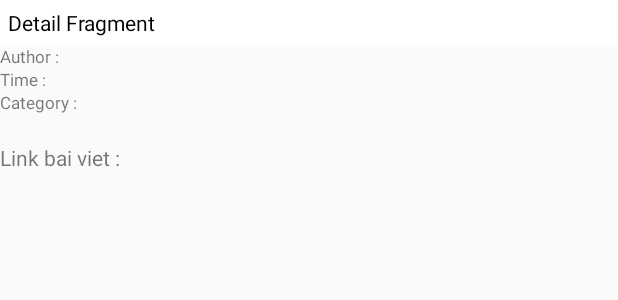
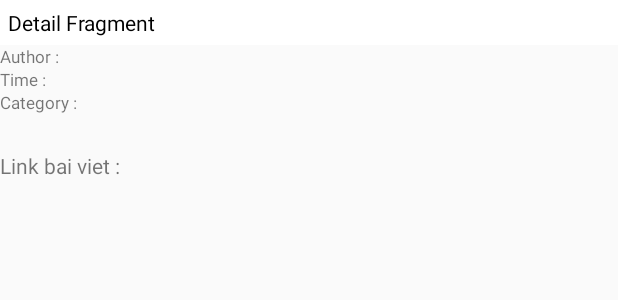
Before and after one commit to huyquyet/RSS_2, an Android app: the layout fragment_detail_post.xml on its own in the app's theme, with its tools: preview values and no code run, on a phone screen of 412 x 824 dp. Shown: the top 300 px of the screen. Run offline under Robolectric (Android 15) with nearby library versions, the phone set to English and light mode, and no system bars; network calls fail.

Commit message:
Open link in detail Post, Scroll List view

```diff
--- a/app/src/main/java/framgia/vn/readrss/activity/MainActivity.java
+++ b/app/src/main/java/framgia/vn/readrss/activity/MainActivity.java
@@ -32,8 +32,6 @@ import framgia.vn.readrss.models.LinkUrl;
 import framgia.vn.readrss.models.ListData;
 import framgia.vn.readrss.stringInterface.ConstDB;
 import framgia.vn.readrss.stringInterface.Url;
-
-;
 
 public class MainActivity extends AppCompatActivity
         implements NavigationView.OnNavigationItemSelectedListener, ConstDB, Url {
--- a/app/src/main/java/framgia/vn/readrss/controller/AdapterListPost.java
+++ b/app/src/main/java/framgia/vn/readrss/controller/AdapterListPost.java
@@ -33,10 +33,12 @@ public class AdapterListPost extends ArrayAdapter<Data> {
         TextView textViewTitle = (TextView) convertView.findViewById(R.id.textView_title);
         TextView textViewDate = (TextView) convertView.findViewById(R.id.textView_date);
         TextView textViewCategory = (TextView) convertView.findViewById(R.id.textView_category);
-        String category = "";
+        TextView textViewStt = (TextView) convertView.findViewById(R.id.textView_stt);
+        StringBuilder category = new StringBuilder();
         for (String data : item.getArrayListCategory()) {
-            category += (data + " - ");
+            category.append(data).append(" - ");
         }
+        textViewStt.setText(String.valueOf(position + 1));
         textViewTitle.setText(item.getTitle());
         textViewDate.setText(item.getPubDate());
         textViewCategory.setText(category);
--- a/app/src/main/java/framgia/vn/readrss/controller/Database.java
+++ b/app/src/main/java/framgia/vn/readrss/controller/Database.java
@@ -149,7 +149,7 @@ public final class Database implements ConstDB {
         result.setCategory(category);
         Data post;
         String limit = start + "," + number;
-        mCursor = sqLiteDatabase.query(TBL_POST, null, COL_POST_CATEGORY + " = ?", new String[]{category}, null, null, COL_POST_ID, "20");
+        mCursor = sqLiteDatabase.query(TBL_POST, null, COL_POST_CATEGORY + " = ?", new String[]{category}, null, null, COL_POST_ID, limit);
         mCursor.moveToFirst();
         while (!mCursor.isAfterLast()) {
             post = new Data();
@@ -189,7 +189,6 @@ public final class Database implements ConstDB {
         if (mCursor == null || mCursor.getCount() <= 0) return false;
         mCursor.close();
         return true;
-
     }
 
     private void insertDataCategoryPost(SQLiteDatabase database) {
@@ -273,7 +272,7 @@ public final class Database implements ConstDB {
     private void insertDataInformation(SQLiteDatabase sqLiteDatabase, Information data) {
         ContentValues values = setContentValuesInformation(data);
         long check = sqLiteDatabase.insert(TBL_INFORMATION, null, values);
-        if (check == -1) {
+        if (check == INSERT_ERROR) {
             Toast.makeText(mContext, "Error insert data Information !", Toast.LENGTH_SHORT).show();
             values.clear();
         } else {
--- a/app/src/main/res/layout/custom_list_post.xml
+++ b/app/src/main/res/layout/custom_list_post.xml
@@ -5,6 +5,11 @@
     android:orientation="vertical"
     android:paddingBottom="@dimen/custom_list_post_padding"
     android:paddingTop="@dimen/custom_list_post_padding">
+
+    <TextView
+        android:id="@+id/textView_stt"
+        android:layout_width="match_parent"
+        android:layout_height="wrap_content" />
 
     <TextView
         android:id="@+id/textView_title"
--- a/app/src/main/res/layout/fragment_detail_post.xml
+++ b/app/src/main/res/layout/fragment_detail_post.xml
@@ -11,7 +11,7 @@
         android:background="@android:color/white"
         android:gravity="left"
         android:paddingBottom="@dimen/text_horizontal_padding"
-        android:paddingStart="@dimen/text_horizontal_padding"
+        android:paddingLeft="@dimen/text_horizontal_padding"
         android:paddingTop="@dimen/text_horizontal_padding"
         android:text="@string/fragment_detail_post_text"
         android:textColor="@android:color/black" />
@@ -92,6 +92,12 @@
                     android:textSize="@dimen/fragment_detail_post_category_textSize" />
             </LinearLayout>
 
+            <ImageView
+                android:id="@+id/imageView_fragment_detail_post_enclosure"
+                android:layout_width="wrap_content"
+                android:layout_height="wrap_content"
+                android:layout_gravity="center" />
+
             <TextView
                 android:id="@+id/textView_fragment_detail_post_description"
                 android:layout_width="match_parent"
@@ -101,35 +107,30 @@
             <LinearLayout
                 android:layout_width="match_parent"
                 android:layout_height="wrap_content"
-                android:orientation="horizontal">
+                android:layout_marginTop="@dimen/activity_horizontal_margin"
+                android:orientation="vertical">
 
                 <TextView
                     android:id="@+id/textView_fragment_detail_post_link_title"
-                    android:layout_width="0dp"
+                    android:layout_width="wrap_content"
                     android:layout_height="wrap_content"
-                    android:layout_weight="1"
-                    android:text="@string/fragment_detail_post_link_title" />
+                    android:text="@string/fragment_detail_post_link_title"
+                    android:textSize="@dimen/fragment_detail_post_link_title_textSize" />
 
                 <TextView
                     android:id="@+id/textView_fragment_detail_post_link"
                     android:layout_width="match_parent"
                     android:layout_height="wrap_content"
                     android:gravity="left"
-                    android:textColor="@android:color/holo_blue_dark" />
+                    android:textColor="@android:color/holo_blue_dark"
+                    android:textSize="@dimen/fragment_detail_post_link_textSize" />
             </LinearLayout>
-
 
             <TextView
                 android:id="@+id/textView_fragment_detail_post_guid"
                 android:layout_width="match_parent"
                 android:layout_height="wrap_content"
                 android:gravity="center" />
-
-            <ImageView
-                android:id="@+id/imageView_fragment_detail_post_enclosure"
-                android:layout_width="wrap_content"
-                android:layout_height="wrap_content"
-                android:layout_gravity="center" />
         </LinearLayout>
     </ScrollView>
 </LinearLayout>
--- a/app/src/main/res/values/dimens.xml
+++ b/app/src/main/res/values/dimens.xml
@@ -14,4 +14,6 @@
     <dimen name="fragment_detail_post_author_textSize">11sp</dimen>
     <dimen name="fragment_detail_post_pubDate_textSize">11sp</dimen>
     <dimen name="fragment_detail_post_category_textSize">11sp</dimen>
+    <dimen name="fragment_detail_post_link_textSize">11sp</dimen>
+    <dimen name="fragment_detail_post_link_title_textSize">14sp</dimen>
 </resources>
--- a/app/src/main/res/values/strings.xml
+++ b/app/src/main/res/values/strings.xml
@@ -36,6 +36,7 @@
     <string name="fragment_main_atom">Atom : </string>
     <!-- Fragment List Post Text -->
     <string name="fragment_list_post_text">List Fragment</string>
+    <string name="fragment_list_post_toast_het_du_lieu">Het Du Lieu</string>
     <!-- Fragment Detail Post Text -->
     <string name="fragment_detail_post_text">Detail Fragment</string>
     <string name="fragment_detail_post_author_title">Author : </string>
@@ -44,4 +45,9 @@
     <string name="fragment_detail_post_link_title">Link bai viet : </string>
     <!-- Record limit query tblPost -->
     <string name="limit_query_tblPost">20</string>
+    <!-- String Dialog FragmentDetail-->
+    <string name="dialog_click_link">Open link</string>
+    <string name="dialog_click_message">Open link in Browser</string>
+    <string name="dialog_click_cancel">Cancel</string>
+    <string name="dialog_click_open">Open</string>
 </resources>
```
Also changed, not shown: app/src/main/java/framgia/vn/readrss/activity/fragment/FragmentDetailPost.java (+33 -3 lines), app/src/main/java/framgia/vn/readrss/activity/fragment/FragmentListPost.java (+92 -3 lines).
